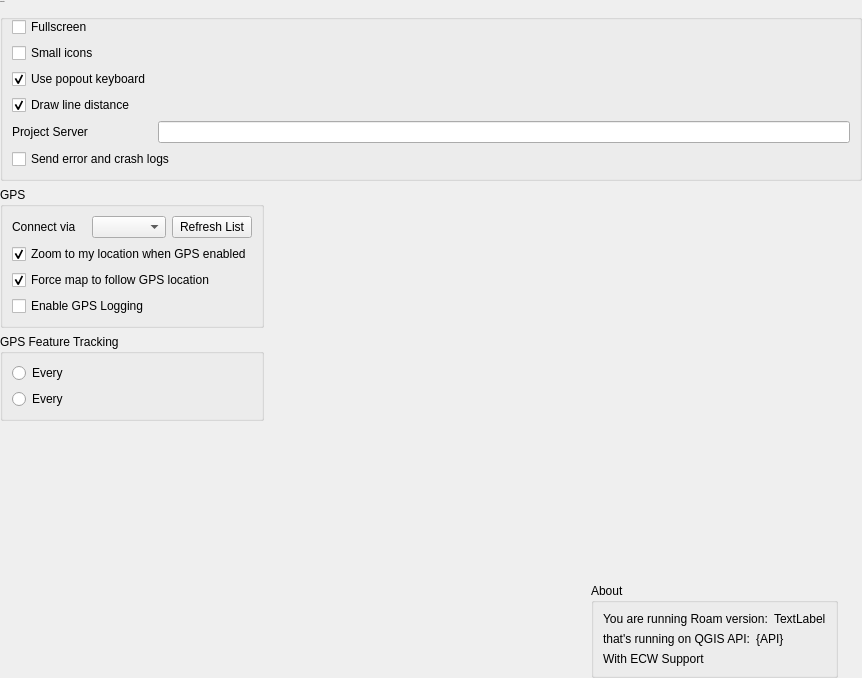
Qt form src/roam/ui/ui_settings.ui (roam-qgis/Roam) before a commit.
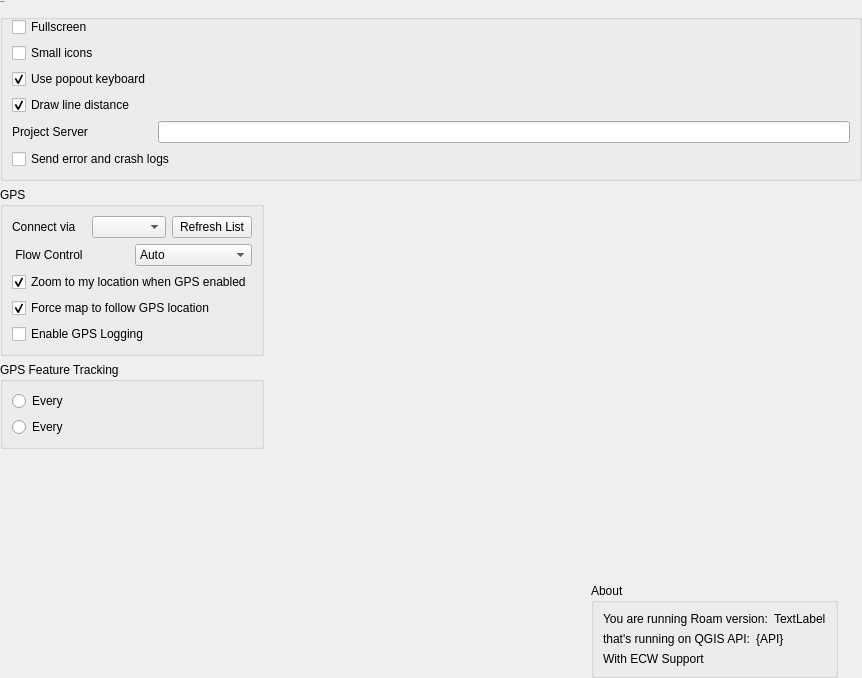
The same form after that commit. Icons and pictures are not drawn. Custom widgets are drawn as their Qt base class.

Commit message: Add UI method for GPS flow control settings

Diff of the .ui file:
```diff
--- a/src/roam/ui/ui_settings.ui
+++ b/src/roam/ui/ui_settings.ui
@@ -54,6 +54,26 @@
       <bool>true</bool>
      </property>
      <layout class="QGridLayout" name="gridLayout_3">
+      <item row="3" column="1">
+       <widget class="QCheckBox" name="gpscentermapCheck">
+        <property name="text">
+         <string>Force map to follow GPS location</string>
+        </property>
+        <property name="checked">
+         <bool>true</bool>
+        </property>
+       </widget>
+      </item>
+      <item row="2" column="1">
+       <widget class="QCheckBox" name="gpslocationCheck">
+        <property name="text">
+         <string>Zoom to my location when GPS enabled</string>
+        </property>
+        <property name="checked">
+         <bool>true</bool>
+        </property>
+       </widget>
+      </item>
       <item row="0" column="1">
        <layout class="QHBoxLayout" name="horizontalLayout_2">
         <item>
@@ -75,17 +95,7 @@
         </item>
        </layout>
       </item>
-      <item row="1" column="1">
-       <widget class="QCheckBox" name="gpslocationCheck">
-        <property name="text">
-         <string>Zoom to my location when GPS enabled</string>
-        </property>
-        <property name="checked">
-         <bool>true</bool>
-        </property>
-       </widget>
-      </item>
-      <item row="3" column="1">
+      <item row="4" column="1">
        <widget class="QCheckBox" name="gpsloggingCheck">
         <property name="text">
          <string>Enable GPS Logging</string>
@@ -95,15 +105,35 @@
         </property>
        </widget>
       </item>
-      <item row="2" column="1">
-       <widget class="QCheckBox" name="gpscentermapCheck">
-        <property name="text">
-         <string>Force map to follow GPS location</string>
-        </property>
-        <property name="checked">
-         <bool>true</bool>
-        </property>
-       </widget>
+      <item row="1" column="1">
+       <layout class="QHBoxLayout" name="horizontalLayout_5">
+        <item>
+         <widget class="QLabel" name="label_3">
+          <property name="text">
+           <string> Flow Control</string>
+          </property>
+         </widget>
+        </item>
+        <item>
+         <widget class="QComboBox" name="gpsFlowControl">
+          <item>
+           <property name="text">
+            <string>Auto</string>
+           </property>
+          </item>
+          <item>
+           <property name="text">
+            <string>Hardware</string>
+           </property>
+          </item>
+          <item>
+           <property name="text">
+            <string>Software</string>
+           </property>
+          </item>
+         </widget>
+        </item>
+       </layout>
       </item>
      </layout>
     </widget>
```
The commit also changes 1 other file.
